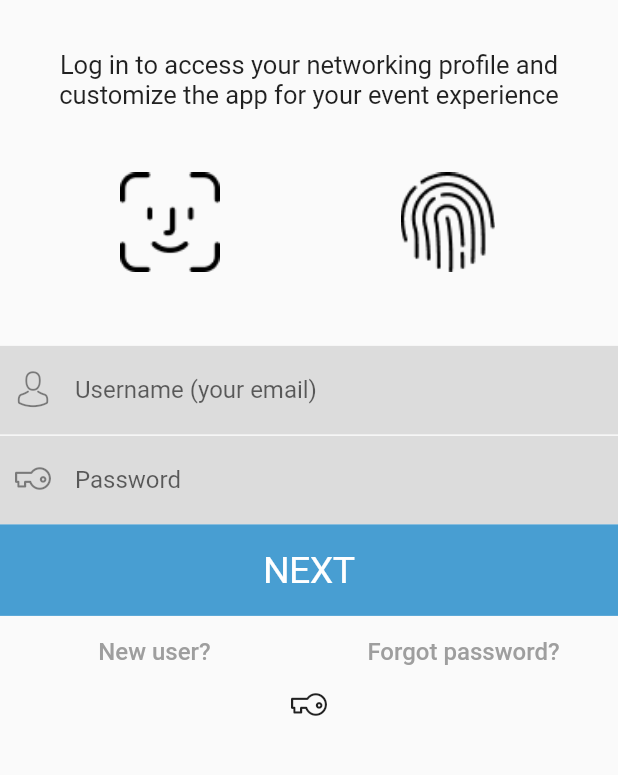
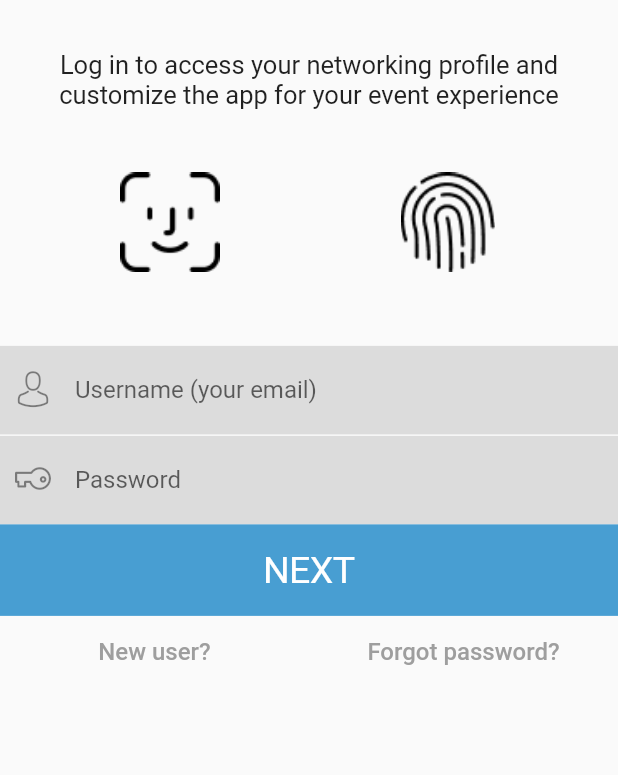
Before and after one commit to netopaez97/felaban, a Flutter app: the screen it shows after launch, on a phone screen of 412 x 824 dp, the part 437-1212 px from its top. Run offline on Flutter 3.47's test engine with Material 2 defaults, Android fonts, the phone set to English and light mode, and no system bars.

```diff
--- a/lib/pages/home.dart
+++ b/lib/pages/home.dart
@@ -49,7 +49,6 @@ class _HomePageState extends State<HomePage> {
           _botonContrasena(),
           _botonNext(),
           _nuevoUsuarioOlvidoPass(),
-          Icon(LoginIcons.key),
         ],
       ),
     );
```
